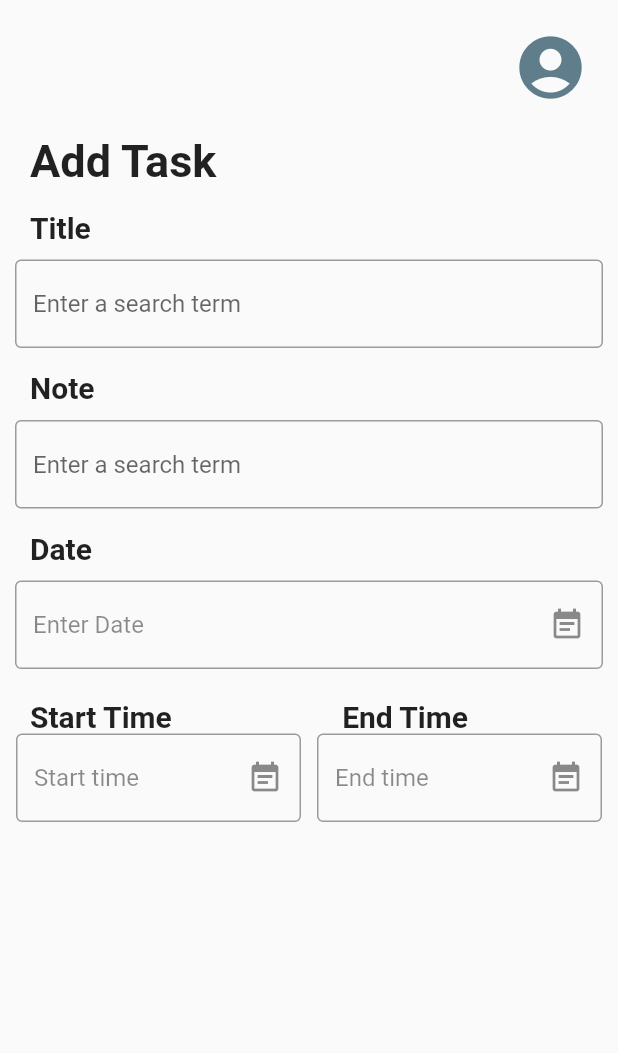
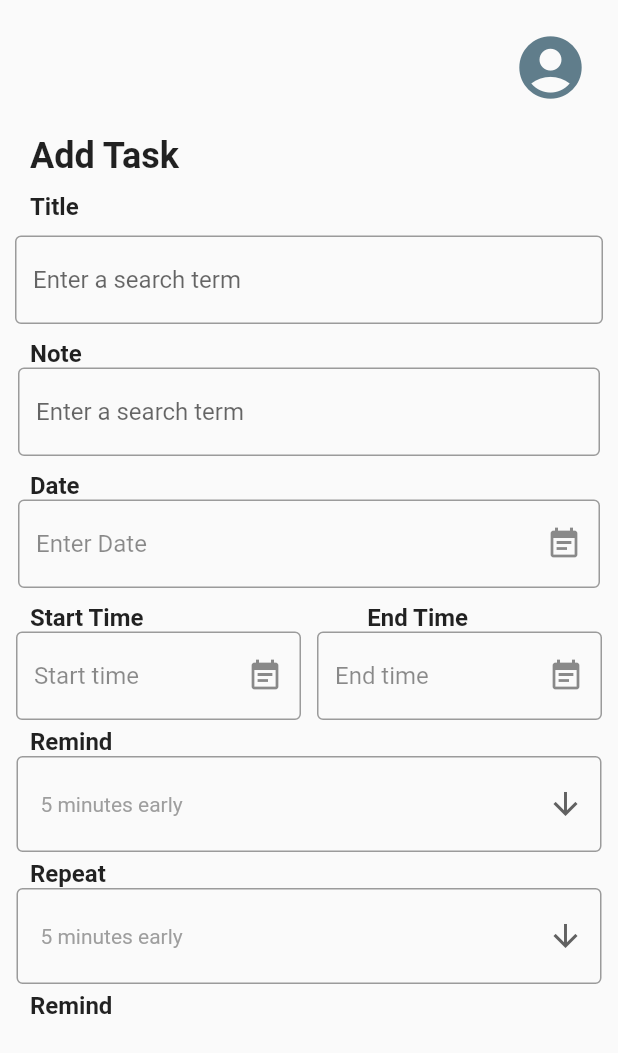
Before and after one commit to Tirth88663/Medicine-Reminder, a Flutter app: the MedicinePage screen opened by its route, on a phone screen of 412 x 824 dp. Shown: the top 1053 px of the screen. Run offline on Flutter 3.47's test engine with Material 2 defaults, Android fonts, the phone set to English and light mode, and no system bars; drawn by our look-alikes of date_field.

Commit message:
added more in medicine page

```diff
--- a/lib/UI/home_page.dart
+++ b/lib/UI/home_page.dart
@@ -1,7 +1,6 @@
 // ignore_for_file: prefer_const_literals_to_create_immutables
 
 import 'package:flutter/material.dart';
-import 'medicine_page.dart';
 
 class HomePage extends StatelessWidget {
   const HomePage({Key? key}) : super(key: key);
--- a/lib/UI/medicine_page.dart
+++ b/lib/UI/medicine_page.dart
@@ -1,12 +1,19 @@
+import 'package:flutter/cupertino.dart';
 import 'package:flutter/material.dart';
 import 'package:date_field/date_field.dart';
 
 const TextStyle kBodyTextHeading =
-    TextStyle(fontWeight: FontWeight.bold, fontSize: 30.0);
+    TextStyle(fontWeight: FontWeight.bold, fontSize: 24.0);
 const TextStyle kBodyTextSubHeading =
-    TextStyle(fontWeight: FontWeight.bold, fontSize: 20.0);
+    TextStyle(fontWeight: FontWeight.bold, fontSize: 16.0);
 
-class MedicinePage extends StatelessWidget {
+class MedicinePage extends StatefulWidget {
+  @override
+  _MedicinePageState createState() => _MedicinePageState();
+}
+
+class _MedicinePageState extends State<MedicinePage> {
+  String dropdownValue = '5 minutes early';
   @override
   Widget build(BuildContext context) {
     return SafeArea(
@@ -15,6 +22,7 @@ class MedicinePage extends StatelessWidget {
           children: [
             Row(
               mainAxisAlignment: MainAxisAlignment.end,
+
               children: const [
                 Padding(
                   padding: EdgeInsets.all(20.0),
@@ -43,7 +51,7 @@ class MedicinePage extends StatelessWidget {
                 Padding(
                   padding: EdgeInsets.only(
                     left: 20.0,
-                    top: 5.0,
+                    // top: 5.0,
                   ),
                   child: Text(
                     "Title",
@@ -60,6 +68,9 @@ class MedicinePage extends StatelessWidget {
                   border: OutlineInputBorder(),
                   hintText: 'Enter a search term',
                 ),
+                onChanged: (String TitleData) {
+                  print(TitleData);
+                },
               ),
             ),
             Row(
@@ -67,7 +78,7 @@ class MedicinePage extends StatelessWidget {
                 Padding(
                   padding: EdgeInsets.only(
                     left: 20.0,
-                    top: 5.0,
+
                   ),
                   child: Text(
                     "Note",
@@ -78,18 +89,21 @@ class MedicinePage extends StatelessWidget {
               ],
             ),
             Padding(
-              padding: const EdgeInsets.all(10.0),
+              padding: const EdgeInsets.only(left: 12.0,right: 12.0),
               child: TextField(
                 decoration: InputDecoration(
                   border: OutlineInputBorder(),
                   hintText: 'Enter a search term',
                 ),
+                onChanged: (String NoteData) {
+                  print(NoteData);
+                },
               ),
             ),
             Row(
               children: const [
                 Padding(
-                  padding: EdgeInsets.only(left: 20.0, top: 5.0),
+                  padding: EdgeInsets.only(left: 20.0,top: 10.0),
                   child: Text(
                     "Date",
                     textAlign: TextAlign.justify,
@@ -99,15 +113,14 @@ class MedicinePage extends StatelessWidget {
               ],
             ),
             Padding(
-              padding: const EdgeInsets.all(10.0),
+              padding: const EdgeInsets.only(left: 12.0,right: 12.0,),
               child: DateTimeFormField(
                 decoration: const InputDecoration(
-                  hintStyle: TextStyle(color: Colors.black45),
-                  errorStyle: TextStyle(color: Colors.redAccent),
-                  border: OutlineInputBorder(),
-                  suffixIcon: Icon(Icons.event_note),
-                  hintText: 'Enter Date'
-                ),
+                    hintStyle: TextStyle(color: Colors.black45),
+                    errorStyle: TextStyle(color: Colors.redAccent),
+                    border: OutlineInputBorder(),
+                    suffixIcon: Icon(Icons.event_note),
+                    hintText: 'Enter Date'),
                 mode: DateTimeFieldPickerMode.date,
                 autovalidateMode: AutovalidateMode.always,
                 onDateSelected: (DateTime value) {
@@ -116,7 +129,8 @@ class MedicinePage extends StatelessWidget {
               ),
             ),
             Padding(
-              padding: const EdgeInsets.only(left: 20.0,right: 100.0,top: 10.0),
+              padding:
+                  const EdgeInsets.only(left: 20.0, right: 100.0, top: 10.0),
               child: Row(
                 mainAxisAlignment: MainAxisAlignment.spaceBetween,
                 children: const [
@@ -135,7 +149,7 @@ class MedicinePage extends StatelessWidget {
               mainAxisAlignment: MainAxisAlignment.spaceEvenly,
               children: [
                 SizedBox(
-                  width: 190.0  ,
+                  width: 190.0,
                   child: DateTimeFormField(
                     decoration: const InputDecoration(
                       hintStyle: TextStyle(color: Colors.black45),
@@ -152,7 +166,7 @@ class MedicinePage extends StatelessWidget {
                   ),
                 ),
                 SizedBox(
-                  width: 190.0  ,
+                  width: 190.0,
                   child: DateTimeFormField(
                     decoration: const InputDecoration(
                       hintStyle: TextStyle(color: Colors.black45),
@@ -170,9 +184,126 @@ class MedicinePage extends StatelessWidget {
                 ),
               ],
             ),
+            Row(
+              children: const [
+                Padding(
+                  padding: EdgeInsets.only(
+                    left: 20.0,
+                    top: 5.0,
+                  ),
+                  child: Text(
+                    "Remind",
+                    textAlign: TextAlign.justify,
+                    style: kBodyTextSubHeading,
+                  ),
+                ),
+              ],
+            ),
+            SizedBox(
+              width: 390.0,
+              child: DropdownButtonFormField<String>(
+                decoration: InputDecoration(
+                  border: OutlineInputBorder(),
+                ),
+                alignment: Alignment.center,
+
+                value: dropdownValue,
+                icon: const Icon(Icons.arrow_downward),
+                // borderRadius:BorderRadius.all(),
+                elevation: 16,
+                style: const TextStyle(color: Colors.grey),
+                onChanged: (String? newValue) {
+                  setState(() {
+                    dropdownValue = newValue!;
+                    print(newValue);
+                  });
+                },
+                items: <String>[
+                  '5 minutes early',
+                  '10 minutes early',
+                  '20 minutes early'
+                ].map<DropdownMenuItem<String>>((String value) {
+                  return DropdownMenuItem<String>(
+                    value: value,
+                    child: Text(value),
+                  );
+                }).toList(),
+              ),
+            ),
+            Row(
+              children: const [
+                Padding(
+                  padding: EdgeInsets.only(
+                    left: 20.0,
+                    top: 5.0,
+                  ),
+                  child: Text(
+                    "Repeat",
+                    textAlign: TextAlign.justify,
+                    style: kBodyTextSubHeading,
+                  ),
+                ),
+              ],
+            ),
+            SizedBox(
+              width: 390.0,
+              child: DropdownButtonFormField<String>(
+                decoration: InputDecoration(
+                  border: OutlineInputBorder(),
+                ),
+                alignment: Alignment.center,
+
+                value: dropdownValue,
+                icon: const Icon(Icons.arrow_downward),
+                // borderRadius:BorderRadius.all(),
+                elevation: 16,
+                style: const TextStyle(color: Colors.grey),
+                onChanged: (String? newValue) {
+                  setState(() {
+                    dropdownValue = newValue!;
+                    print(newValue);
+                  });
+                },
+                items: <String>[
+                  '5 minutes early',
+                  '10 minutes early',
+                  '20 minutes early'
+                ].map<DropdownMenuItem<String>>((String value) {
+                  return DropdownMenuItem<String>(
+                    value: value,
+                    child: Text(value),
+                  );
+                }).toList(),
+              ),
+            ),
+            Row(
+              children: const [
+                Padding(
+                  padding: EdgeInsets.only(
+                    left: 20.0,
+                    top: 5.0,
+                  ),
+                  child: Text(
+                    "Remind",
+                    textAlign: TextAlign.justify,
+                    style: kBodyTextSubHeading,
+                  ),
+                ),
+              ],
+            ),
+
+
           ],
         ),
       ),
     );
   }
 }
+
+// class MedicinePage extends StatelessWidget {
+
+//   @override
+//   Widget build(BuildContext context) {
+//     return
+//   }
+// }
```
